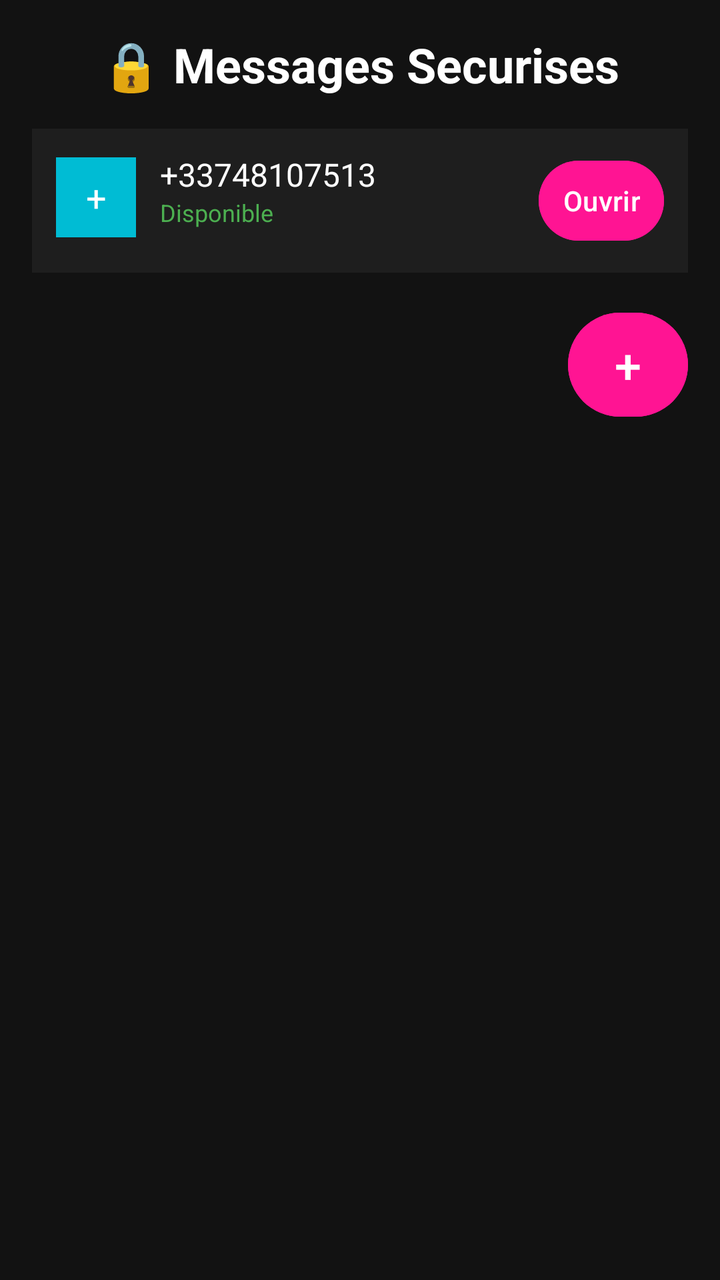
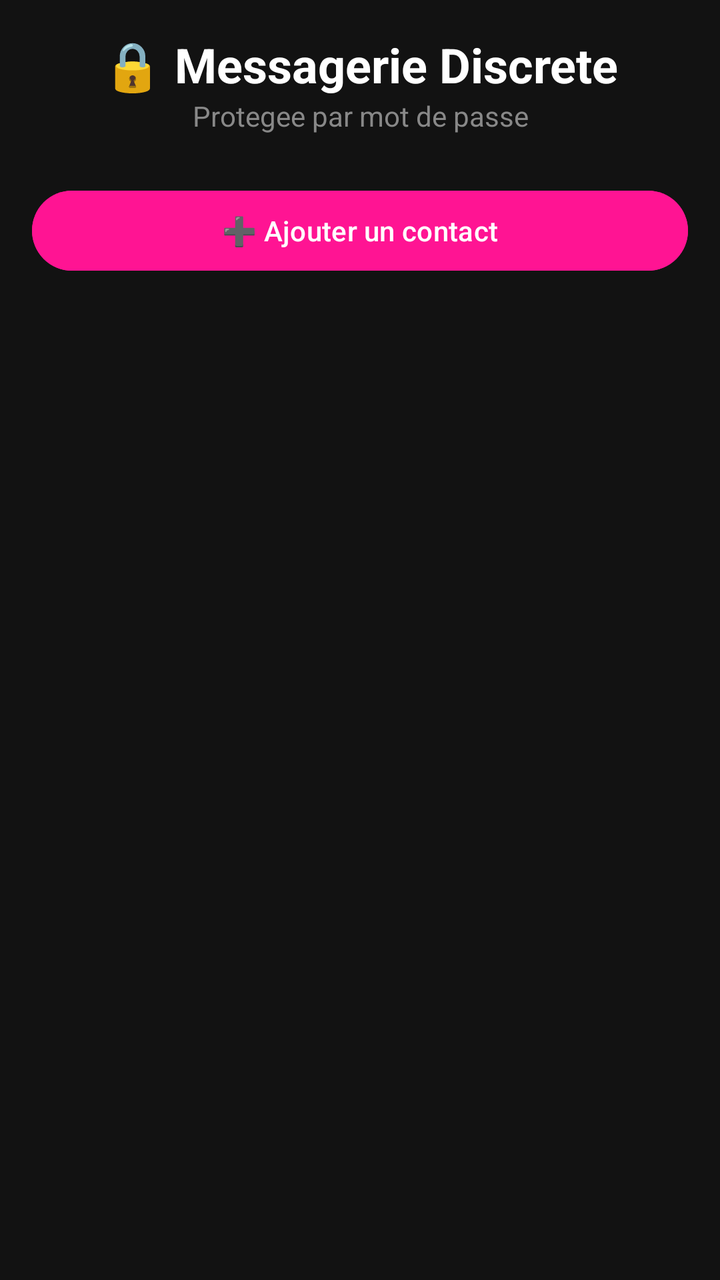

Before-and-after screenshots of an Android layout around one commit, followed by the original layout XML and the change that was made.
<!-- AndroidManifest.xml: application theme Theme.Keepit -->
<!-- res/layout/fragment_messages.xml -->
<?xml version="1.0" encoding="utf-8"?>
<ScrollView xmlns:android="http://schemas.android.com/apk/res/android"
    android:layout_width="match_parent"
    android:layout_height="match_parent"
    android:background="#121212"
    android:padding="16dp">

    <LinearLayout
        android:layout_width="match_parent"
        android:layout_height="wrap_content"
        android:orientation="vertical"
        android:spacing="16dp">

        <TextView
            android:layout_width="match_parent"
            android:layout_height="wrap_content"
            android:text="🔒 Messages Securises"
            android:textSize="24sp"
            android:textStyle="bold"
            android:textColor="#FFFFFF"
            android:gravity="center"/>

        <LinearLayout
            android:layout_width="match_parent"
            android:layout_height="wrap_content"
            android:orientation="horizontal"
            android:background="#1E1E1E"
            android:padding="12dp"
            android:layout_marginTop="16dp">

            <TextView
                android:layout_width="40dp"
                android:layout_height="40dp"
                android:text="+"
                android:textSize="18sp"
                android:textColor="#FFFFFF"
                android:gravity="center"
                android:background="#00BCD4"
                android:layout_marginEnd="12dp"/>

            <LinearLayout
                android:layout_width="0dp"
                android:layout_height="wrap_content"
                android:layout_weight="1"
                android:orientation="vertical">

                <TextView
                    android:layout_width="match_parent"
                    android:layout_height="wrap_content"
                    android:text="+33748107513"
                    android:textSize="16sp"
                    android:textColor="#FFFFFF"/>

                <TextView
                    android:layout_width="match_parent"
                    android:layout_height="wrap_content"
                    android:text="Disponible"
                    android:textSize="12sp"
                    android:textColor="#4CAF50"/>
            </LinearLayout>

            <Button
                android:layout_width="wrap_content"
                android:layout_height="wrap_content"
                android:text="Ouvrir"
                android:backgroundTint="#FF1493"
                android:textColor="#FFFFFF"
                android:minWidth="60dp"
                android:paddingHorizontal="12dp"/>
        </LinearLayout>

        <Button
            android:layout_width="60dp"
            android:layout_height="60dp"
            android:text="+"
            android:textSize="24sp"
            android:textColor="#FFFFFF"
            android:backgroundTint="#FF1493"
            android:layout_gravity="end"
            android:layout_marginTop="16dp"/>

    </LinearLayout>
</ScrollView>
<!-- resources referenced by this layout -->
<resources>
  <style name="Theme.Keepit" parent="Theme.Material3.Light.NoActionBar">
          <item name="colorPrimary">#FF1493</item>
          <item name="colorOnPrimary">#FFFFFF</item>
          <item name="android:windowBackground">#FFF0F5</item>
      </style>
</resources>

<!-- the commit's change to res/layout/fragment_messages.xml (unified diff, before → after) -->
@@ -14,70 +14,36 @@
         <TextView
             android:layout_width="match_parent"
             android:layout_height="wrap_content"
-            android:text="🔒 Messages Securises"
+            android:text="🔒 Messagerie Discrete"
             android:textSize="24sp"
             android:textStyle="bold"
             android:textColor="#FFFFFF"
             android:gravity="center"/>
 
-        <LinearLayout
+        <TextView
             android:layout_width="match_parent"
             android:layout_height="wrap_content"
-            android:orientation="horizontal"
-            android:background="#1E1E1E"
-            android:padding="12dp"
-            android:layout_marginTop="16dp">
+            android:text="Protegee par mot de passe"
+            android:textSize="14sp"
+            android:textColor="#888888"
+            android:gravity="center"/>
 
-            <TextView
-                android:layout_width="40dp"
-                android:layout_height="40dp"
-                android:text="+"
-                android:textSize="18sp"
-                android:textColor="#FFFFFF"
-                android:gravity="center"
-                android:background="#00BCD4"
-                android:layout_marginEnd="12dp"/>
-
-            <LinearLayout
-                android:layout_width="0dp"
-                android:layout_height="wrap_content"
-                android:layout_weight="1"
-                android:orientation="vertical">
-
-                <TextView
-                    android:layout_width="match_parent"
-                    android:layout_height="wrap_content"
-                    android:text="+33748107513"
-                    android:textSize="16sp"
-                    android:textColor="#FFFFFF"/>
-
-                <TextView
-                    android:layout_width="match_parent"
-                    android:layout_height="wrap_content"
-                    android:text="Disponible"
-                    android:textSize="12sp"
-                    android:textColor="#4CAF50"/>
-            </LinearLayout>
-
-            <Button
-                android:layout_width="wrap_content"
-                android:layout_height="wrap_content"
-                android:text="Ouvrir"
-                android:backgroundTint="#FF1493"
-                android:textColor="#FFFFFF"
-                android:minWidth="60dp"
-                android:paddingHorizontal="12dp"/>
-        </LinearLayout>
+        <LinearLayout
+            android:id="@+id/llContacts"
+            android:layout_width="match_parent"
+            android:layout_height="wrap_content"
+            android:orientation="vertical"
+            android:spacing="12dp"
+            android:layout_marginTop="16dp"/>
 
         <Button
-            android:layout_width="60dp"
-            android:layout_height="60dp"
-            android:text="+"
-            android:textSize="24sp"
+            android:id="@+id/btnAddContact"
+            android:layout_width="match_parent"
+            android:layout_height="wrap_content"
+            android:text="➕ Ajouter un contact"
+            android:backgroundTint="#FF1493"
             android:textColor="#FFFFFF"
-            android:backgroundTint="#FF1493"
-            android:layout_gravity="end"
-            android:layout_marginTop="16dp"/>
+            android:layout_marginTop="8dp"/>
 
     </LinearLayout>
 </ScrollView>
